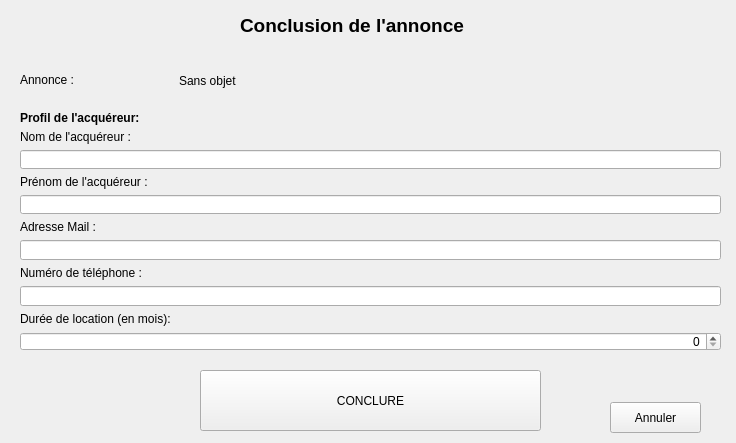
Old version of the form achatcommit.ui in the repository Kodstok/QtProjet.
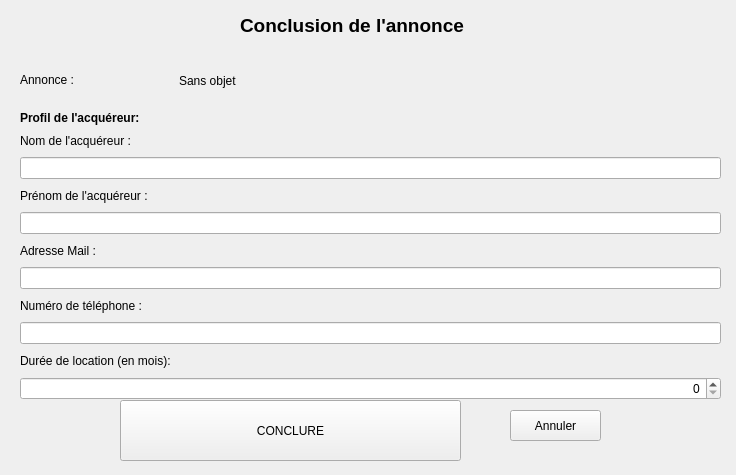
New version of the form.

What changed in the file:
```diff
--- a/achatcommit.ui
+++ b/achatcommit.ui
@@ -7,19 +7,19 @@
     <x>0</x>
     <y>0</y>
     <width>736</width>
-    <height>443</height>
+    <height>475</height>
    </rect>
   </property>
   <property name="minimumSize">
    <size>
     <width>736</width>
-    <height>443</height>
+    <height>475</height>
    </size>
   </property>
   <property name="maximumSize">
    <size>
     <width>736</width>
-    <height>443</height>
+    <height>475</height>
    </size>
   </property>
   <property name="windowTitle">
@@ -44,7 +44,7 @@
      <x>20</x>
      <y>130</y>
      <width>701</width>
-     <height>221</height>
+     <height>270</height>
     </rect>
    </property>
    <layout class="QVBoxLayout" name="verticalLayout">
@@ -146,8 +146,8 @@
   <widget class="QPushButton" name="pushConclure">
    <property name="geometry">
     <rect>
-     <x>200</x>
-     <y>370</y>
+     <x>120</x>
+     <y>400</y>
      <width>341</width>
      <height>61</height>
     </rect>
@@ -159,8 +159,8 @@
   <widget class="QPushButton" name="pushRetour">
    <property name="geometry">
     <rect>
-     <x>610</x>
-     <y>402</y>
+     <x>510</x>
+     <y>410</y>
      <width>91</width>
      <height>31</height>
     </rect>
```
Left out of the diff: 2 changed lines with no effect on the pictures.
